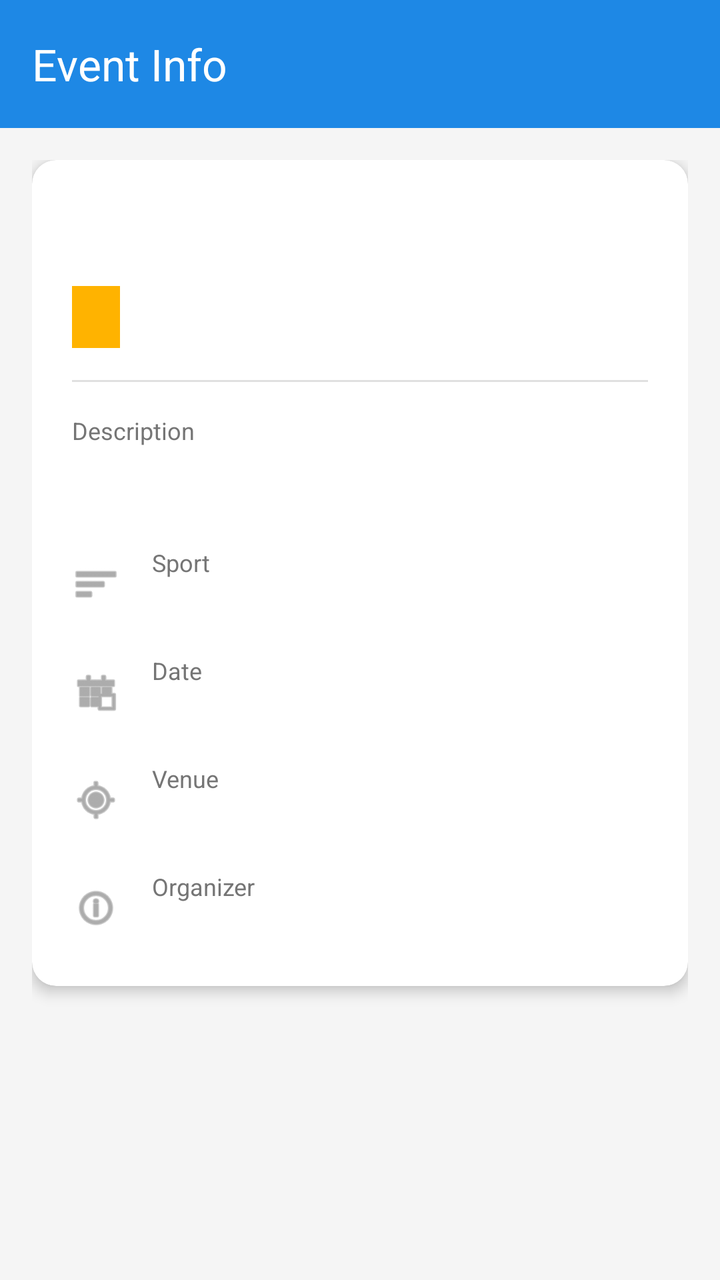
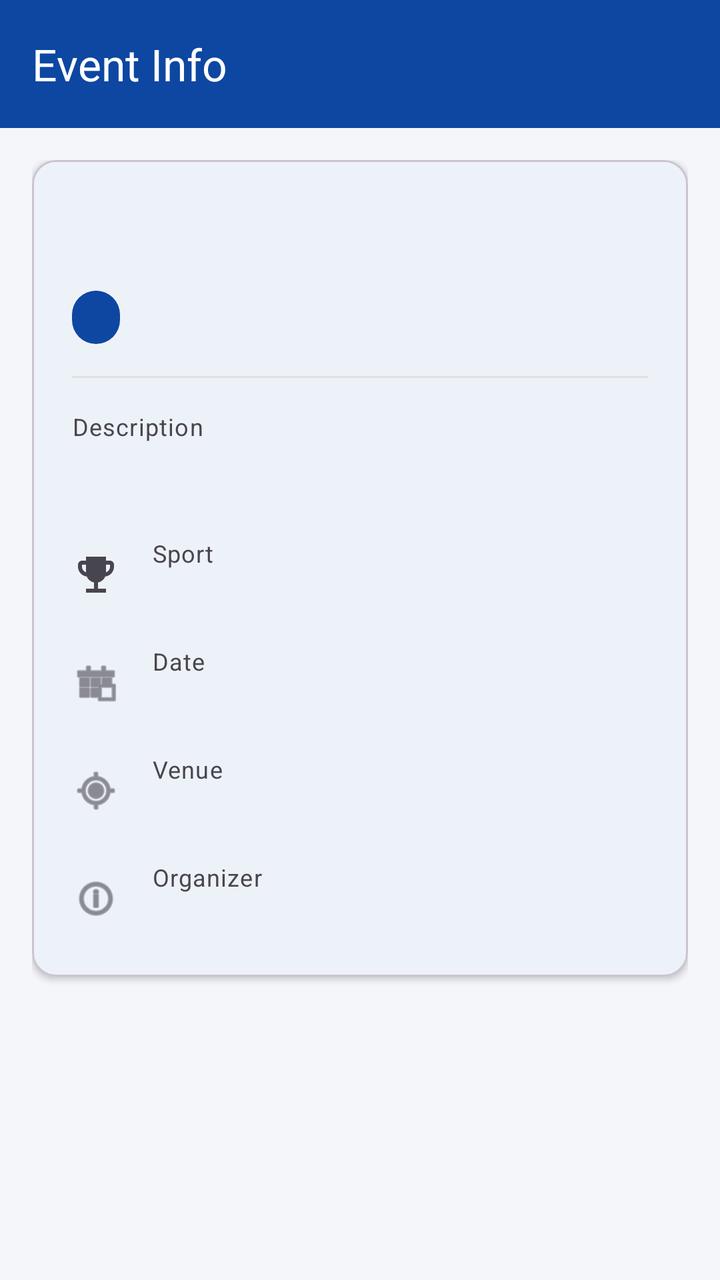

Screens rendered from an Android XML layout before and after an edit, with the pre-edit source and the edit as a unified diff.
<!-- AndroidManifest.xml: application theme Theme.SPORTSHUB -->
<!-- res/layout/activity_event_detail.xml -->
<?xml version="1.0" encoding="utf-8"?>
<LinearLayout xmlns:android="http://schemas.android.com/apk/res/android"
    xmlns:app="http://schemas.android.com/apk/res-auto"
    android:layout_width="match_parent"
    android:layout_height="match_parent"
    android:orientation="vertical"
    android:background="@color/background">

    <androidx.appcompat.widget.Toolbar
        android:id="@+id/toolbarEventDetail"
        android:layout_width="match_parent"
        android:layout_height="?attr/actionBarSize"
        android:background="@color/primary"
        android:theme="@style/ThemeOverlay.AppCompat.Dark.ActionBar"
        app:popupTheme="@style/ThemeOverlay.AppCompat.Light"
        app:title="Event Info"
        app:titleTextColor="@color/white" />

    <ScrollView
        android:layout_width="match_parent"
        android:layout_height="match_parent">

        <LinearLayout
            android:layout_width="match_parent"
            android:layout_height="wrap_content"
            android:orientation="vertical"
            android:padding="16dp">

            <androidx.cardview.widget.CardView
                android:layout_width="match_parent"
                android:layout_height="wrap_content"
                app:cardCornerRadius="12dp"
                app:cardElevation="4dp"
                android:layout_marginBottom="16dp">

                <LinearLayout
                    android:layout_width="match_parent"
                    android:layout_height="wrap_content"
                    android:orientation="vertical"
                    android:padding="20dp">

                    <TextView
                        android:id="@+id/tvDetEventName"
                        android:layout_width="match_parent"
                        android:layout_height="wrap_content"
                        android:textColor="@color/primary_dark"
                        android:textSize="26sp"
                        android:textStyle="bold"
                        android:layout_marginBottom="8dp"/>

                    <TextView
                        android:id="@+id/tvDetEventStatus"
                        android:layout_width="wrap_content"
                        android:layout_height="wrap_content"
                        android:background="@color/secondary"
                        android:textColor="@color/white"
                        android:paddingHorizontal="12dp"
                        android:paddingVertical="6dp"
                        android:textSize="14sp"
                        android:textStyle="bold"
                        android:layout_marginBottom="16dp"/>

                    <View
                        android:layout_width="match_parent"
                        android:layout_height="1dp"
                        android:background="#E0E0E0"
                        android:layout_marginBottom="16dp"/>

                    <TextView
                        android:layout_width="wrap_content"
                        android:layout_height="wrap_content"
                        android:text="Description"
                        android:textSize="12sp"
                        android:textColor="@color/text_secondary"
                        android:layout_marginBottom="4dp"/>
                    <TextView
                        android:id="@+id/tvDetEventDesc"
                        android:layout_width="match_parent"
                        android:layout_height="wrap_content"
                        android:textColor="@color/text_primary"
                        android:textSize="16sp"
                        android:layout_marginBottom="24dp"/>

                    <LinearLayout
                        android:layout_width="match_parent"
                        android:layout_height="wrap_content"
                        android:orientation="horizontal"
                        android:gravity="center_vertical"
                        android:layout_marginBottom="16dp">
                        <ImageView
                            android:layout_width="24dp"
                            android:layout_height="24dp"
                            android:src="@android:drawable/ic_menu_sort_by_size"
                            app:tint="@color/text_secondary"
                            android:layout_marginEnd="16dp"
                            android:importantForAccessibility="no" />
                        <LinearLayout
                            android:layout_width="match_parent"
                            android:layout_height="wrap_content"
                            android:orientation="vertical">
                            <TextView
                                android:layout_width="wrap_content"
                                android:layout_height="wrap_content"
                                android:text="Sport"
                                android:textSize="12sp"
                                android:textColor="@color/text_secondary"/>
                            <TextView
                                android:id="@+id/tvDetEventSport"
                                android:layout_width="match_parent"
                                android:layout_height="wrap_content"
                                android:textColor="@color/text_primary"
                                android:textSize="16sp"
                                android:textStyle="bold"/>
                        </LinearLayout>
                    </LinearLayout>

                    <LinearLayout
                        android:layout_width="match_parent"
                        android:layout_height="wrap_content"
                        android:orientation="horizontal"
                        android:gravity="center_vertical"
                        android:layout_marginBottom="16dp">
                        <ImageView
                            android:layout_width="24dp"
                            android:layout_height="24dp"
                            android:src="@android:drawable/ic_menu_today"
                            app:tint="@color/text_secondary"
                            android:layout_marginEnd="16dp"
                            android:importantForAccessibility="no" />
                        <LinearLayout
                            android:layout_width="match_parent"
                            android:layout_height="wrap_content"
                            android:orientation="vertical">
                            <TextView
                                android:layout_width="wrap_content"
                                android:layout_height="wrap_content"
                                android:text="Date"
                                android:textSize="12sp"
                                android:textColor="@color/text_secondary"/>
                            <TextView
                                android:id="@+id/tvDetEventDate"
                                android:layout_width="match_parent"
                                android:layout_height="wrap_content"
                                android:textColor="@color/text_primary"
                                android:textSize="16sp"
                                android:textStyle="bold"/>
                        </LinearLayout>
                    </LinearLayout>

                    <LinearLayout
                        android:layout_width="match_parent"
                        android:layout_height="wrap_content"
                        android:orientation="horizontal"
                        android:gravity="center_vertical"
                        android:layout_marginBottom="16dp">
                        <ImageView
                            android:layout_width="24dp"
                            android:layout_height="24dp"
                            android:src="@android:drawable/ic_menu_mylocation"
                            app:tint="@color/text_secondary"
                            android:layout_marginEnd="16dp"
                            android:importantForAccessibility="no" />
                        <LinearLayout
                            android:layout_width="match_parent"
                            android:layout_height="wrap_content"
                            android:orientation="vertical">
                            <TextView
                                android:layout_width="wrap_content"
                                android:layout_height="wrap_content"
                                android:text="Venue"
                                android:textSize="12sp"
                                android:textColor="@color/text_secondary"/>
                            <TextView
                                android:id="@+id/tvDetEventVenue"
                                android:layout_width="match_parent"
                                android:layout_height="wrap_content"
                                android:textColor="@color/text_primary"
                                android:textSize="16sp"
                                android:textStyle="bold"/>
                        </LinearLayout>
                    </LinearLayout>

                    <LinearLayout
                        android:layout_width="match_parent"
                        android:layout_height="wrap_content"
                        android:orientation="horizontal"
                        android:gravity="center_vertical">
                        <ImageView
                            android:layout_width="24dp"
                            android:layout_height="24dp"
                            android:src="@android:drawable/ic_menu_info_details"
                            app:tint="@color/text_secondary"
                            android:layout_marginEnd="16dp"
                            android:importantForAccessibility="no" />
                        <LinearLayout
                            android:layout_width="match_parent"
                            android:layout_height="wrap_content"
                            android:orientation="vertical">
                            <TextView
                                android:layout_width="wrap_content"
                                android:layout_height="wrap_content"
                                android:text="Organizer"
                                android:textSize="12sp"
                                android:textColor="@color/text_secondary"/>
                            <TextView
                                android:id="@+id/tvDetEventOrganizer"
                                android:layout_width="match_parent"
                                android:layout_height="wrap_content"
                                android:textColor="@color/text_primary"
                                android:textSize="16sp"
                                android:textStyle="bold"/>
                        </LinearLayout>
                    </LinearLayout>

                </LinearLayout>
            </androidx.cardview.widget.CardView>
        </LinearLayout>
    </ScrollView>
</LinearLayout>
<!-- resources referenced by this layout -->
<resources>
  <color name="background">#F5F5F5</color>
  <color name="primary">#1E88E5</color>
  <color name="primary_dark">#1565C0</color>
  <color name="secondary">#FFB300</color>
  <color name="text_primary">#212121</color>
  <color name="text_secondary">#757575</color>
  <color name="white">#FFFFFFFF</color>
  <style name="Theme.SPORTSHUB" parent="Base.Theme.SPORTSHUB" />
  <style name="Base.Theme.SPORTSHUB" parent="Theme.Material3.DayNight.NoActionBar">
          
          
      </style>
</resources>

<!-- the commit's change to res/layout/activity_event_detail.xml (unified diff, before → after) -->
@@ -4,17 +4,17 @@
     android:layout_width="match_parent"
     android:layout_height="match_parent"
     android:orientation="vertical"
-    android:background="@color/background">
+    android:background="?android:attr/colorBackground">
 
     <androidx.appcompat.widget.Toolbar
         android:id="@+id/toolbarEventDetail"
         android:layout_width="match_parent"
         android:layout_height="?attr/actionBarSize"
-        android:background="@color/primary"
+        android:background="?attr/colorPrimary"
         android:theme="@style/ThemeOverlay.AppCompat.Dark.ActionBar"
         app:popupTheme="@style/ThemeOverlay.AppCompat.Light"
         app:title="Event Info"
-        app:titleTextColor="@color/white" />
+        app:titleTextColor="?attr/colorOnPrimary" />
 
     <ScrollView
         android:layout_width="match_parent"
@@ -26,11 +26,12 @@
             android:orientation="vertical"
             android:padding="16dp">
 
-            <androidx.cardview.widget.CardView
+            <com.google.android.material.card.MaterialCardView
                 android:layout_width="match_parent"
                 android:layout_height="wrap_content"
-                app:cardCornerRadius="12dp"
-                app:cardElevation="4dp"
+                app:cardCornerRadius="@dimen/card_radius"
+                app:cardBackgroundColor="?attr/colorSurface"
+                app:cardElevation="@dimen/card_elevation"
                 android:layout_marginBottom="16dp">
 
                 <LinearLayout
@@ -43,8 +44,8 @@
                         android:id="@+id/tvDetEventName"
                         android:layout_width="match_parent"
                         android:layout_height="wrap_content"
-                        android:textColor="@color/primary_dark"
-                        android:textSize="26sp"
+                        android:textColor="?attr/colorPrimary"
+                        android:textAppearance="?attr/textAppearanceHeadlineMedium"
                         android:textStyle="bold"
                         android:layout_marginBottom="8dp"/>
 
@@ -52,12 +53,13 @@
                         android:id="@+id/tvDetEventStatus"
                         android:layout_width="wrap_content"
                         android:layout_height="wrap_content"
-                        android:background="@color/secondary"
-                        android:textColor="@color/white"
+                        android:background="@drawable/bg_status_neutral"
+                        android:textColor="?attr/colorOnPrimary"
                         android:paddingHorizontal="12dp"
                         android:paddingVertical="6dp"
-                        android:textSize="14sp"
+                        android:textAppearance="?attr/textAppearanceLabelSmall"
                         android:textStyle="bold"
+                        android:textAllCaps="true"
                         android:layout_marginBottom="16dp"/>
 
                     <View
@@ -70,15 +72,15 @@
                         android:layout_width="wrap_content"
                         android:layout_height="wrap_content"
                         android:text="Description"
-                        android:textSize="12sp"
-                        android:textColor="@color/text_secondary"
+                        android:textAppearance="?attr/textAppearanceBodySmall"
+                        android:textColor="?android:attr/textColorSecondary"
                         android:layout_marginBottom="4dp"/>
                     <TextView
                         android:id="@+id/tvDetEventDesc"
                         android:layout_width="match_parent"
                         android:layout_height="wrap_content"
-                        android:textColor="@color/text_primary"
-                        android:textSize="16sp"
+                        android:textColor="?android:attr/textColorPrimary"
+                        android:textAppearance="?attr/textAppearanceBodyMedium"
                         android:layout_marginBottom="24dp"/>
 
                     <LinearLayout
@@ -90,8 +92,8 @@
                         <ImageView
                             android:layout_width="24dp"
                             android:layout_height="24dp"
-                            android:src="@android:drawable/ic_menu_sort_by_size"
-                            app:tint="@color/text_secondary"
+                            android:src="@drawable/ic_dash_tournament"
+                            app:tint="?android:attr/textColorSecondary"
                             android:layout_marginEnd="16dp"
                             android:importantForAccessibility="no" />
                         <LinearLayout
@@ -102,14 +104,14 @@
                                 android:layout_width="wrap_content"
                                 android:layout_height="wrap_content"
                                 android:text="Sport"
-                                android:textSize="12sp"
-                                android:textColor="@color/text_secondary"/>
+                                android:textAppearance="?attr/textAppearanceBodySmall"
+                                android:textColor="?android:attr/textColorSecondary"/>
                             <TextView
                                 android:id="@+id/tvDetEventSport"
                                 android:layout_width="match_parent"
                                 android:layout_height="wrap_content"
-                                android:textColor="@color/text_primary"
-                                android:textSize="16sp"
+                                android:textColor="?android:attr/textColorPrimary"
+                                android:textAppearance="?attr/textAppearanceBodyLarge"
                                 android:textStyle="bold"/>
                         </LinearLayout>
                     </LinearLayout>
@@ -124,7 +126,7 @@
                             android:layout_width="24dp"
                             android:layout_height="24dp"
                             android:src="@android:drawable/ic_menu_today"
-                            app:tint="@color/text_secondary"
+                            app:tint="?android:attr/textColorSecondary"
                             android:layout_marginEnd="16dp"
                             android:importantForAccessibility="no" />
                         <LinearLayout
@@ -135,14 +137,14 @@
                                 android:layout_width="wrap_content"
                                 android:layout_height="wrap_content"
                                 android:text="Date"
-                                android:textSize="12sp"
-                                android:textColor="@color/text_secondary"/>
+                                android:textAppearance="?attr/textAppearanceBodySmall"
+                                android:textColor="?android:attr/textColorSecondary"/>
                             <TextView
                                 android:id="@+id/tvDetEventDate"
                                 android:layout_width="match_parent"
                                 android:layout_height="wrap_content"
-                                android:textColor="@color/text_primary"
-                                android:textSize="16sp"
+                                android:textColor="?android:attr/textColorPrimary"
+                                android:textAppearance="?attr/textAppearanceBodyLarge"
                                 android:textStyle="bold"/>
                         </LinearLayout>
                     </LinearLayout>
@@ -157,7 +159,7 @@
                             android:layout_width="24dp"
                             android:layout_height="24dp"
                             android:src="@android:drawable/ic_menu_mylocation"
-                            app:tint="@color/text_secondary"
+                            app:tint="?android:attr/textColorSecondary"
                             android:layout_marginEnd="16dp"
                             android:importantForAccessibility="no" />
                         <LinearLayout
@@ -168,14 +170,14 @@
                                 android:layout_width="wrap_content"
                                 android:layout_height="wrap_content"
                                 android:text="Venue"
-                                android:textSize="12sp"
-                                android:textColor="@color/text_secondary"/>
+                                android:textAppearance="?attr/textAppearanceBodySmall"
+                                android:textColor="?android:attr/textColorSecondary"/>
                             <TextView
                                 android:id="@+id/tvDetEventVenue"
                                 android:layout_width="match_parent"
                                 android:layout_height="wrap_content"
-                                android:textColor="@color/text_primary"
-                                android:textSize="16sp"
+                                android:textColor="?android:attr/textColorPrimary"
+                                android:textAppearance="?attr/textAppearanceBodyLarge"
                                 android:textStyle="bold"/>
                         </LinearLayout>
                     </LinearLayout>
@@ -189,7 +191,7 @@
                             android:layout_width="24dp"
                             android:layout_height="24dp"
                             android:src="@android:drawable/ic_menu_info_details"
-                            app:tint="@color/text_secondary"
+                            app:tint="?android:attr/textColorSecondary"
                             android:layout_marginEnd="16dp"
                             android:importantForAccessibility="no" />
                         <LinearLayout
@@ -200,20 +202,20 @@
                                 android:layout_width="wrap_content"
                                 android:layout_height="wrap_content"
                                 android:text="Organizer"
-                                android:textSize="12sp"
-                                android:textColor="@color/text_secondary"/>
+                                android:textAppearance="?attr/textAppearanceBodySmall"
+                                android:textColor="?android:attr/textColorSecondary"/>
                             <TextView
                                 android:id="@+id/tvDetEventOrganizer"
                                 android:layout_width="match_parent"
                                 android:layout_height="wrap_content"
-                                android:textColor="@color/text_primary"
-                                android:textSize="16sp"
+                                android:textColor="?android:attr/textColorPrimary"
+                                android:textAppearance="?attr/textAppearanceBodyLarge"
                                 android:textStyle="bold"/>
                         </LinearLayout>
                     </LinearLayout>
 
                 </LinearLayout>
-            </androidx.cardview.widget.CardView>
+            </com.google.android.material.card.MaterialCardView>
         </LinearLayout>
     </ScrollView>
 </LinearLayout>
<!-- resource entries referenced after the edit -->
@@ -1,16 +1,39 @@
 <!-- resources referenced by this layout -->
 <resources>
-  <color name="background">#F5F5F5</color>
-  <color name="primary">#1E88E5</color>
-  <color name="primary_dark">#1565C0</color>
-  <color name="secondary">#FFB300</color>
-  <color name="text_primary">#212121</color>
-  <color name="text_secondary">#757575</color>
-  <color name="white">#FFFFFFFF</color>
+  <dimen name="card_elevation">2dp</dimen>
+  <dimen name="card_radius">12dp</dimen>
+  <!-- drawable bg_status_neutral (drawable) -->
+  <?xml version="1.0" encoding="utf-8"?>
+  <shape xmlns:android="http://schemas.android.com/apk/res/android" android:shape="rectangle">
+      <corners android:radius="16dp" />
+      <solid android:color="?attr/colorPrimary" />
+  </shape>
+  <!-- drawable ic_dash_tournament (drawable) -->
+  <vector xmlns:android="http://schemas.android.com/apk/res/android"
+      android:width="24dp"
+      android:height="24dp"
+      android:viewportWidth="24"
+      android:viewportHeight="24">
+      <path
+          android:fillColor="#FFFFFFFF"
+          android:pathData="M19,5h-2V3H7v2H5C3.9,5 3,5.9 3,7v1c0,2.55 1.92,4.63 4.39,4.94c0.63,1.5 1.98,2.63 3.61,2.96V19H7v2h10v-2h-4v-3.1c1.63,-0.33 2.98,-1.46 3.61,-2.96C19.08,12.63 21,10.55 21,8V7C21,5.9 20.1,5 19,5zM5,8V7h2v3.82C5.84,10.4 5,9.3 5,8zM19,8c0,1.3 -0.84,2.4 -2,2.82V7h2V8z" />
+  </vector>
+  <color name="background">#F5F6FA</color>
+  <color name="surface">#FFFFFF</color>
+  <color name="primary">#0D47A1</color>
+  <color name="text_on_primary">#FFFFFF</color>
+  <color name="primary_dark">#002171</color>
+  <color name="secondary">#FF8F00</color>
+  <color name="error">#B00020</color>
   <style name="Theme.SPORTSHUB" parent="Base.Theme.SPORTSHUB" />
   <style name="Base.Theme.SPORTSHUB" parent="Theme.Material3.DayNight.NoActionBar">
-          
-          
+          <item name="colorPrimary">@color/primary</item>
+          <item name="colorOnPrimary">@color/text_on_primary</item>
+          <item name="colorPrimaryDark">@color/primary_dark</item>
+          <item name="colorSecondary">@color/secondary</item>
+          <item name="colorError">@color/error</item>
+          <item name="android:colorBackground">@color/background</item>
+          <item name="colorSurface">@color/surface</item>
       </style>
 </resources>
 
